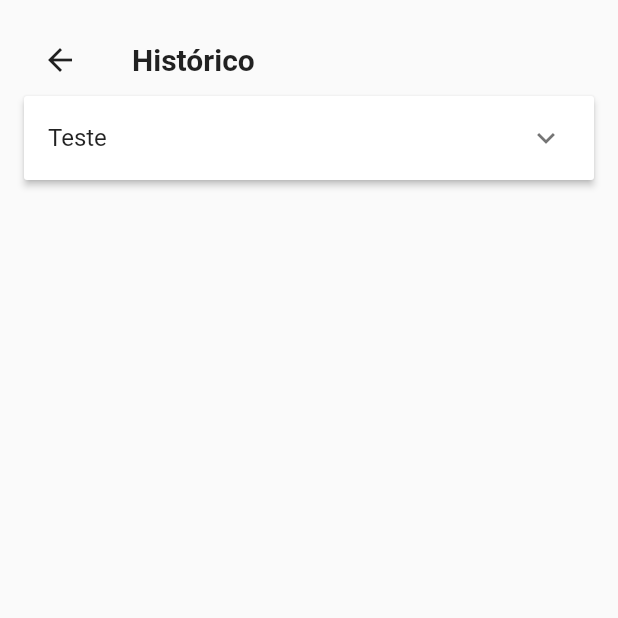
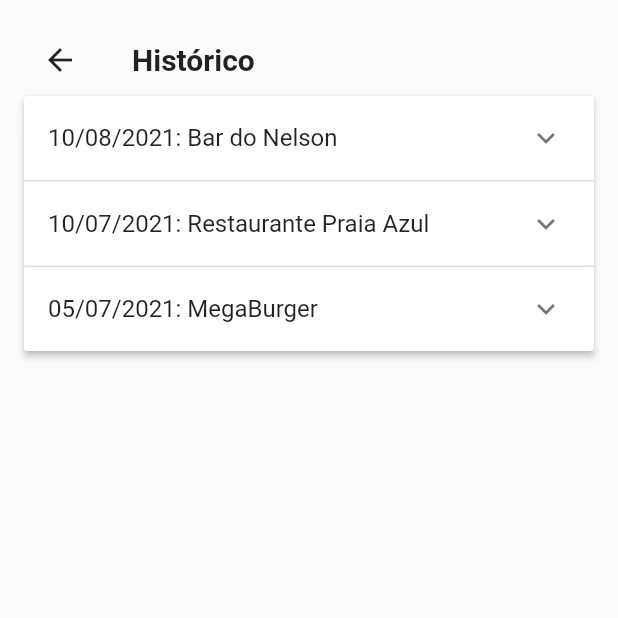
Before and after one commit to rodrigo-samenezes/casino_pay, a Flutter app: the HistoricScreen screen opened by its route, on a phone screen of 412 x 824 dp, the top half of it. Run offline on Flutter 3.47's test engine with Material 2 defaults, Android fonts, the light colour scheme and no system bars.

Commit message:
historic screen layout done

```diff
--- a/lib/models/Bill.dart
+++ b/lib/models/Bill.dart
@@ -1,12 +1,23 @@
 import 'package:cassino_pay/models/Person.dart';
 
 class Bill {
+  late String localName;
   late double total;
   late List<Person> people;
   DateTime? createdAt;
 
   Bill({
+    required this.localName,
     this.total = 0,
-    this.people = const []
+    this.people = const [],
+    this.createdAt
   });
+
+  double evaluatePartOfPersonIndex(int index) {
+    return 0.23;
+  }
+
+  double getValueOfPerson(int index) {
+    return this.total*this.evaluatePartOfPersonIndex(index);
+  }
 }
--- a/lib/routes.dart
+++ b/lib/routes.dart
@@ -5,5 +5,5 @@ import 'package:flutter/cupertino.dart';
 
 Map<String, Widget Function(BuildContext)> routes = {
   '/': (context) => const HomeScreen(),
-  '/historic': (context) => const HistoricScreen()
+  '/historic': (context) => HistoricScreen()
 };
--- a/lib/screens/HistoricScreen/HistoricScreen.dart
+++ b/lib/screens/HistoricScreen/HistoricScreen.dart
@@ -2,14 +2,19 @@ import 'package:cassino_pay/components/PageBase.dart';
 import 'package:cassino_pay/models/Bill.dart';
 import 'package:cassino_pay/models/Person.dart';
 import 'package:flutter/material.dart';
+import 'package:intl/intl.dart';
+
+final dateFormatter = DateFormat('dd/MM/yyyy');
 
 class HistoricScreen extends StatefulWidget {
-  late List<_HistoricItem> items;
+  List<_HistoricItem> _items = [];
 
   HistoricScreen({ Key? key }) : super(key: key) {
-    items = [
+    _items = [
       _HistoricItem(
         bill: Bill(
+          localName: "Bar do Nelson",
+          createdAt: DateTime(2021, 08, 10),
           people: [
             Person(name: 'Rodrigo', coins: 250),
             Person(name: 'Whadson', coins: 325),
@@ -22,6 +27,8 @@ class HistoricScreen extends StatefulWidget {
       ),
       _HistoricItem(
         bill: Bill(
+          localName: "Restaurante Praia Azul",
+          createdAt: DateTime(2021, 7, 10),
           people: [
             Person(name: 'Rodrigo', coins: 250),
             Person(name: 'Whadson', coins: 325),
@@ -34,6 +41,8 @@ class HistoricScreen extends StatefulWidget {
       ),
       _HistoricItem(
         bill: Bill(
+          localName: "MegaBurger",
+          createdAt: DateTime(2021, 7, 5),
           people: [
             Person(name: 'Rodrigo', coins: 250),
             Person(name: 'Whadson', coins: 325),
@@ -52,6 +61,7 @@ class HistoricScreen extends StatefulWidget {
 }
 
 class _HistoricScreenState extends State<HistoricScreen> {
+
   @override
   Widget build(BuildContext context) {
     return PageBase(
@@ -61,18 +71,60 @@ class _HistoricScreenState extends State<HistoricScreen> {
         ExpansionPanelList(
           expansionCallback: (int index, bool isExpanded) {
             setState(() {
-
+              print("$index, $isExpanded");
+              this.widget._items[index].isExpanded = !isExpanded;
             });
           },
-          children: [
-            ExpansionPanel(
+          children: this.widget._items.map((e) => ExpansionPanel(
               headerBuilder: (BuildContext context, bool isExpanded) {
-                return ListTile(title: Text("Teste"));
+                return ListTile(title: Text("${e.bill.createdAt != null ? dateFormatter.format(e.bill.createdAt!) : ""}: ${e.bill.localName}"));
               },
-              body: Placeholder(fallbackHeight: 100,),
-              isExpanded: false
-            )
-          ],
+              body: Column(
+                children: [
+                  Text("Valor Total: R\$ ${e.bill.total.toStringAsFixed(2)}", style: TextStyle(fontWeight: FontWeight.bold, fontSize: 20)),
+                  SizedBox(height: 18,),
+                  Padding(
+                    padding: const EdgeInsets.all(16),
+                    child: Table(
+                      children: [
+                        TableRow(
+                          children: [
+                            Container(
+                              child: Text("Nome", style: TextStyle(fontWeight: FontWeight.bold))
+                            ),
+                            Container(
+                              child: Text("Fichas", style: TextStyle(fontWeight: FontWeight.bold))
+                            ),
+                            Container(
+                              child: Text("Cota", style: TextStyle(fontWeight: FontWeight.bold))
+                            ),
+                            Container(
+                              child: Text("Valor", style: TextStyle(fontWeight: FontWeight.bold))
+                            )
+                          ]
+                        ),
+                        ...e.bill.people.asMap().entries.map((p) => TableRow(
+                        children: [
+                          Container(
+                            child: Text("${p.value.name}")
+                          ),
+                          Container(
+                            child: Text("${p.value.coins}")
+                          ),
+                          Container(
+                            child: Text("${(e.bill.evaluatePartOfPersonIndex(p.key)*100).toStringAsFixed(2)}%")
+                          ),
+                          Container(
+                            child: Text("R\$ ${(e.bill.getValueOfPerson(p.key)).toStringAsFixed(2)}")
+                          )
+                        ]
+                      )).toList()],
+                    ),
+                  )
+                ]
+              ),
+              isExpanded: e.isExpanded
+            )).toList()
         )
       ],
     );
--- a/pubspec.yaml
+++ b/pubspec.yaml
@@ -28,6 +28,7 @@ dependencies:
   # The following adds the Cupertino Icons font to your application.
   # Use with the CupertinoIcons class for iOS style icons.
   cupertino_icons: ^1.0.2
+  intl: ^0.17.0
 
 dev_dependencies:
   flutter_test:
```
Also changed, not shown: lib/screens/HistoricScreen/teste.dart (added), pubspec.lock.
